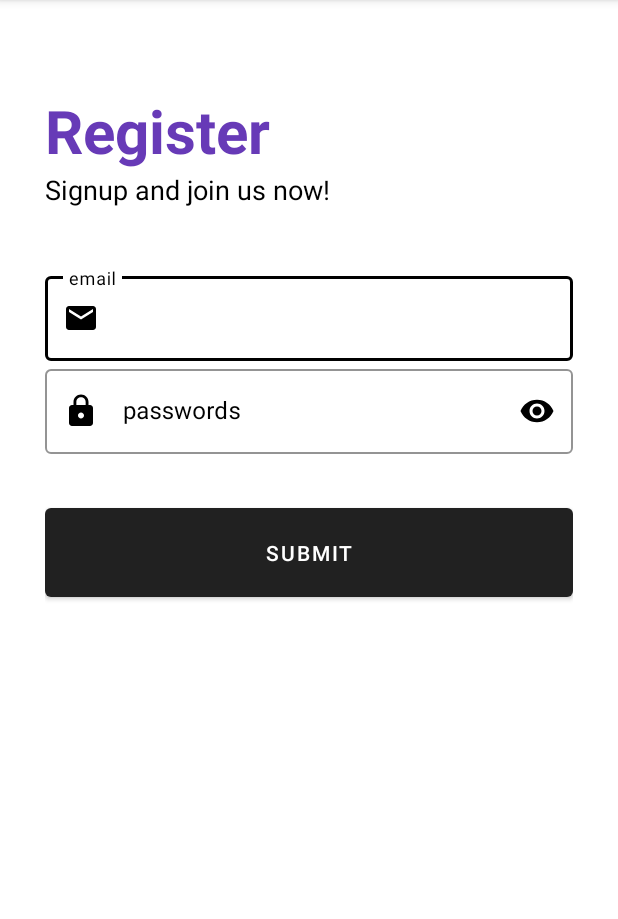
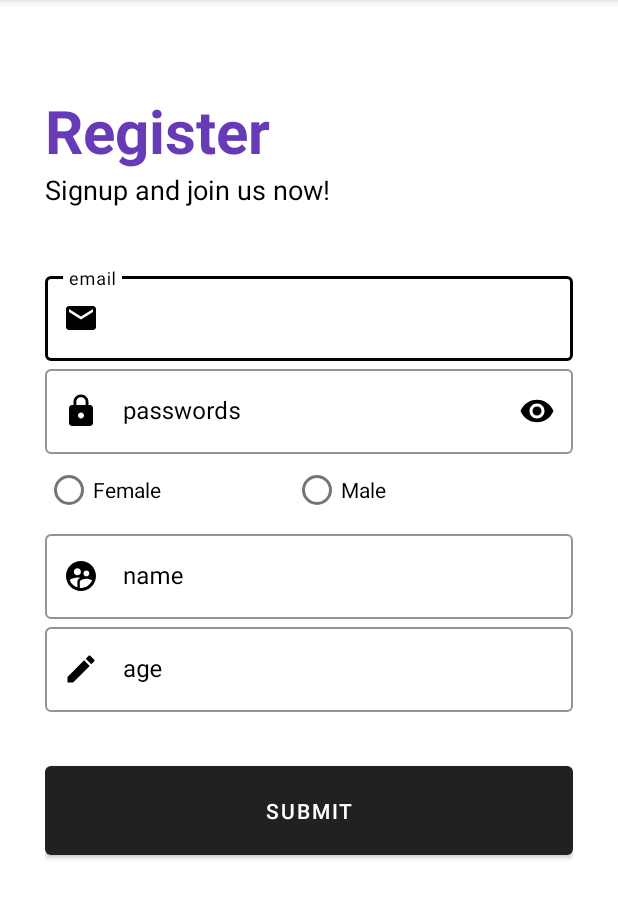
Before and after one commit to pyh1998/MiloMusic, an Android app: the RegisterActivity screen opened directly, with no data from a screen before it, on a phone screen of 412 x 824 dp, the part 84-1003 px from its top. Run offline under Robolectric (Android 15) with nearby library versions, the phone set to English and light mode, and no system bars; our stand-ins replace CircleImageView.

Commit message:
some UIs

```diff
--- a/app/build.gradle
+++ b/app/build.gradle
@@ -35,6 +35,7 @@ dependencies {
     implementation 'com.google.android.material:material:1.3.0'
     implementation 'androidx.constraintlayout:constraintlayout:2.0.4'
     implementation 'com.google.code.gson:gson:2.8.8'
+    implementation 'com.google.code.gson:gson:2.8.8'
     testImplementation 'junit:junit:4.+'
     androidTestImplementation 'androidx.test.ext:junit:1.1.2'
     androidTestImplementation 'androidx.test.espresso:espresso-core:3.3.0'
--- a/app/src/main/java/com/example/social_network_app/MainActivity.java
+++ b/app/src/main/java/com/example/social_network_app/MainActivity.java
@@ -12,7 +12,7 @@ public class MainActivity extends AppCompatActivity {
     @Override
     protected void onCreate(Bundle savedInstanceState) {
         super.onCreate(savedInstanceState);
-        setContentView(R.layout.activity_main);
+        setContentView(R.layout.activity_user);
 
     }
 }
--- a/app/src/main/res/layout/activity_main.xml
+++ b/app/src/main/res/layout/activity_main.xml
@@ -27,7 +27,7 @@
         app:layout_constraintStart_toStartOf="parent"
         app:layout_constraintTop_toTopOf="parent"
         app:layout_constraintVertical_bias="0.024"
-        tools:srcCompat="@drawable/music" />
+        app:srcCompat="@drawable/music" />
 
     <TextView
         android:id="@+id/tv_username"
--- a/app/src/main/res/layout/activity_register.xml
+++ b/app/src/main/res/layout/activity_register.xml
@@ -91,6 +91,83 @@
 
         </LinearLayout>
 
+        <RadioGroup
+            android:id="@+id/rg_sex"
+            android:layout_width="wrap_content"
+            android:layout_height="wrap_content"
+            android:orientation="horizontal"
+            style="@style/Widget.MaterialComponents.TextInputLayout.OutlinedBox">
+
+            <RadioButton
+                android:id="@+id/rb_female"
+                android:layout_width="165dp"
+                android:layout_height="wrap_content"
+                android:text="Female"
+                tools:layout_conversion_absoluteHeight="48dp"
+                tools:layout_conversion_absoluteWidth="78dp"
+                tools:layout_editor_absoluteX="30dp"
+                tools:layout_editor_absoluteY="300dp" />
+
+            <RadioButton
+                android:id="@+id/rb_male"
+                android:layout_width="187dp"
+                android:layout_height="wrap_content"
+                android:text="Male"
+                tools:layout_conversion_absoluteHeight="48dp"
+                tools:layout_conversion_absoluteWidth="78dp"
+                tools:layout_editor_absoluteX="30dp"
+                tools:layout_editor_absoluteY="348dp" />
+        </RadioGroup>
+
+        <com.google.android.material.textfield.TextInputLayout
+            android:id="@+id/user_name"
+            android:layout_width="match_parent"
+            android:layout_height="wrap_content"
+            android:hint="name"
+            app:startIconDrawable="@drawable/field_username_icon"
+            style="@style/Widget.MaterialComponents.TextInputLayout.OutlinedBox"
+            app:startIconTint="@color/black"
+            app:hintTextColor="@color/black"
+            android:textColorHint="@color/black"
+            app:endIconMode="clear_text"
+            app:endIconTint="@color/black"
+            app:boxStrokeWidthFocused="2dp"
+            app:boxStrokeColor="@color/black">
+
+            <com.google.android.material.textfield.TextInputEditText
+                android:layout_width="match_parent"
+                android:layout_height="wrap_content"
+                android:inputType="textPersonName">
+
+            </com.google.android.material.textfield.TextInputEditText>
+
+        </com.google.android.material.textfield.TextInputLayout>
+
+        <com.google.android.material.textfield.TextInputLayout
+            android:id="@+id/user_age"
+            android:layout_width="match_parent"
+            android:layout_height="wrap_content"
+            android:hint="age"
+            app:startIconDrawable="@drawable/field_full_name_icon"
+            style="@style/Widget.MaterialComponents.TextInputLayout.OutlinedBox"
+            app:startIconTint="@color/black"
+            app:hintTextColor="@color/black"
+            android:textColorHint="@color/black"
+            app:endIconMode="clear_text"
+            app:endIconTint="@color/black"
+            app:boxStrokeWidthFocused="2dp"
+            app:boxStrokeColor="@color/black">
+
+            <com.google.android.material.textfield.TextInputEditText
+                android:layout_width="match_parent"
+                android:layout_height="wrap_content"
+                android:inputType="number">
+
+            </com.google.android.material.textfield.TextInputEditText>
+
+        </com.google.android.material.textfield.TextInputLayout>
+
+
         <Button
             android:id="@+id/btnRegSubmit"
             android:layout_width="match_parent"
@@ -101,7 +178,8 @@
             android:paddingRight="20dp"
             android:paddingBottom="20dp"
             android:text="submit"
-            android:textSize="14sp" />
+            android:textSize="14sp"
+            />
 
     </LinearLayout>
 
```
Also changed, not shown: app/src/main/res/layout/activity_comments.xml (added, +106 -0 lines), app/src/main/res/layout/activity_user.xml (added, +70 -0 lines).
